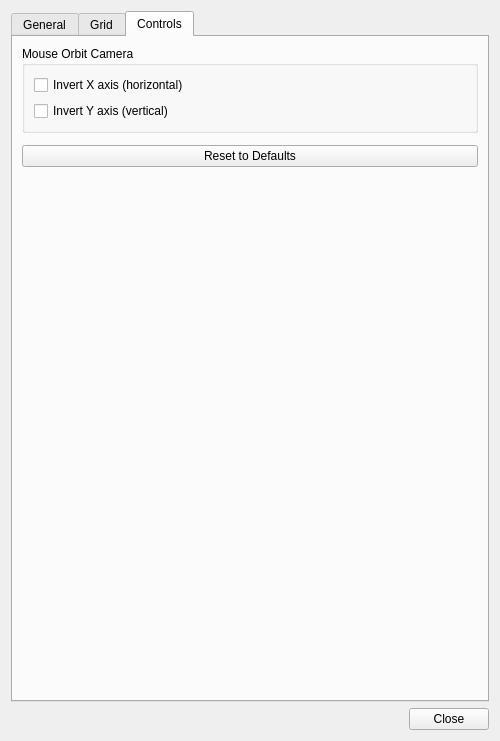
First picture: the form in qtfred/ui/PreferencesDialog.ui, repository scp-fs2open/fs2open.github.com, before the edit.
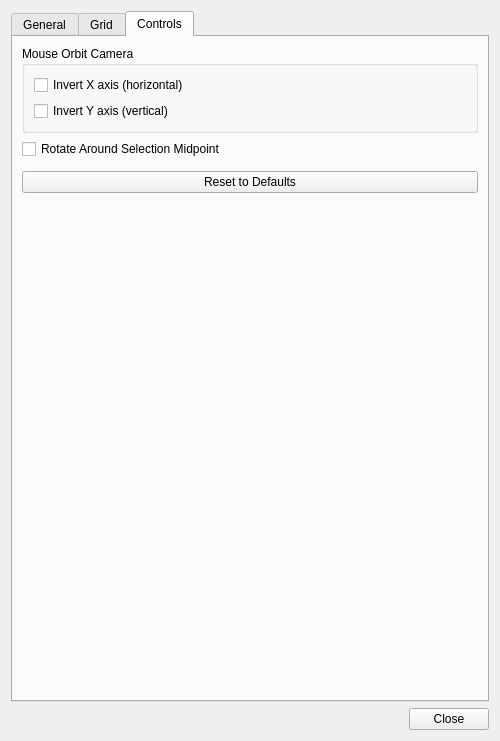
Second picture: the form after the edit. The open tabs and pages were chosen to show the change.

Commit message: P4: qtFRED: rotate around the centre of a multi-selection (#7843)

What changed in the file:
```diff
--- a/qtfred/ui/PreferencesDialog.ui
+++ b/qtfred/ui/PreferencesDialog.ui
@@ -569,6 +569,16 @@
          </layout>
         </widget>
        </item>
+       <item>
+        <widget class="QCheckBox" name="orbitSelectionMidpoint">
+         <property name="toolTip">
+          <string>When several objects are marked, rotate the view around the midpoint of the selection instead of the current object.</string>
+         </property>
+         <property name="text">
+          <string>Rotate Around Selection Midpoint</string>
+         </property>
+        </widget>
+       </item>
        <item>
         <widget class="QWidget" name="controlsFormWidget" native="true"/>
        </item>
```
The commit also changes 21 other files.
